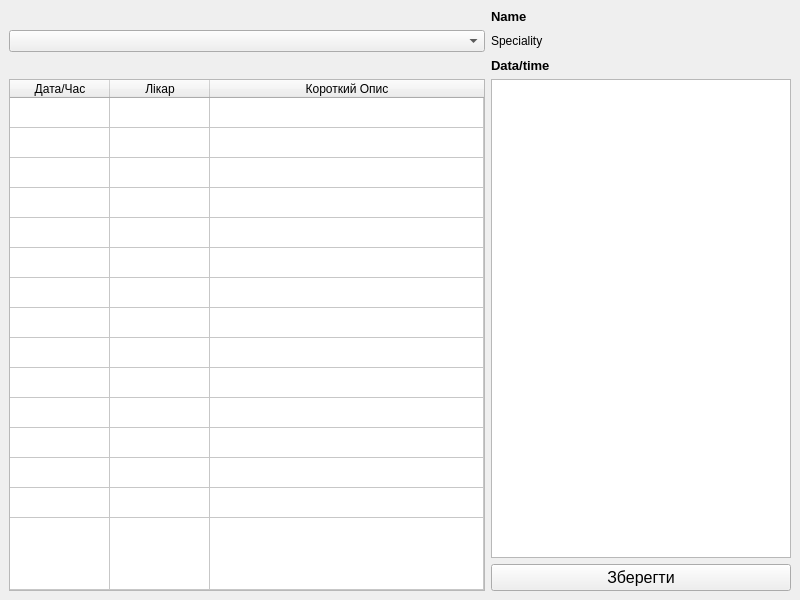
Old version of the form Courcework_18-19/MedicineCards/patientrecordswindow.ui in the repository MaksWellFine/OOP.
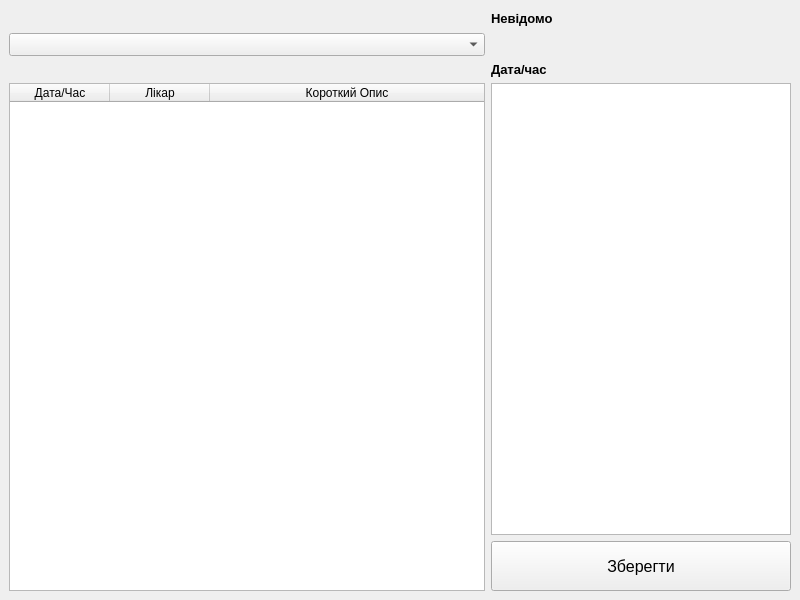
New version of the form.

Diff of the .ui file:
```diff
--- a/Courcework_18-19/MedicineCards/patientrecordswindow.ui
+++ b/Courcework_18-19/MedicineCards/patientrecordswindow.ui
@@ -23,18 +23,30 @@
         <height>16777215</height>
        </size>
       </property>
+      <property name="font">
+       <font>
+        <pointsize>10</pointsize>
+       </font>
+      </property>
+      <property name="html">
+       <string>&lt;!DOCTYPE HTML PUBLIC &quot;-//W3C//DTD HTML 4.0//EN&quot; &quot;http://www.w3.org/TR/REC-html40/strict.dtd&quot;&gt;
+&lt;html&gt;&lt;head&gt;&lt;meta name=&quot;qrichtext&quot; content=&quot;1&quot; /&gt;&lt;style type=&quot;text/css&quot;&gt;
+p, li { white-space: pre-wrap; }
+&lt;/style&gt;&lt;/head&gt;&lt;body style=&quot; font-family:'MS Shell Dlg 2'; font-size:10pt; font-weight:400; font-style:normal;&quot;&gt;
+&lt;p style=&quot;-qt-paragraph-type:empty; margin-top:0px; margin-bottom:0px; margin-left:0px; margin-right:0px; -qt-block-indent:0; text-indent:0px; font-size:7.8pt;&quot;&gt;&lt;br /&gt;&lt;/p&gt;&lt;/body&gt;&lt;/html&gt;</string>
+      </property>
      </widget>
     </item>
     <item row="3" column="0" rowspan="2">
      <widget class="QTableWidget" name="tableWidgetPatientRecords">
       <property name="rowCount">
-       <number>15</number>
+       <number>0</number>
       </property>
       <attribute name="horizontalHeaderCascadingSectionResizes">
        <bool>true</bool>
       </attribute>
       <attribute name="horizontalHeaderShowSortIndicator" stdset="0">
-       <bool>true</bool>
+       <bool>false</bool>
       </attribute>
       <attribute name="horizontalHeaderStretchLastSection">
        <bool>true</bool>
@@ -54,21 +66,6 @@
       <attribute name="verticalHeaderStretchLastSection">
        <bool>true</bool>
       </attribute>
-      <row/>
-      <row/>
-      <row/>
-      <row/>
-      <row/>
-      <row/>
-      <row/>
-      <row/>
-      <row/>
-      <row/>
-      <row/>
-      <row/>
-      <row/>
-      <row/>
-      <row/>
       <column>
        <property name="text">
         <string>Дата/Час</string>
@@ -87,7 +84,13 @@
      </widget>
     </item>
     <item row="4" column="1">
-     <widget class="QPushButton" name="btnAdd">
+     <widget class="QPushButton" name="btnSave">
+      <property name="minimumSize">
+       <size>
+        <width>0</width>
+        <height>50</height>
+       </size>
+      </property>
       <property name="font">
        <font>
         <pointsize>12</pointsize>
@@ -108,14 +111,14 @@
        </font>
       </property>
       <property name="text">
-       <string>Name</string>
+       <string>Невідомо</string>
       </property>
      </widget>
     </item>
     <item row="1" column="1">
      <widget class="QLabel" name="labelSpeciality">
       <property name="text">
-       <string>Speciality</string>
+       <string/>
       </property>
      </widget>
     </item>
@@ -129,12 +132,34 @@
        </font>
       </property>
       <property name="text">
-       <string>Data/time</string>
+       <string>Дата/час</string>
       </property>
      </widget>
     </item>
     <item row="1" column="0">
-     <widget class="QComboBox" name="comboBoxSpeiality"/>
+     <widget class="QComboBox" name="comboBoxSpeiality">
+      <property name="font">
+       <font>
+        <pointsize>10</pointsize>
+       </font>
+      </property>
+     </widget>
+    </item>
+    <item row="0" column="0">
+     <widget class="QLabel" name="labelPatient">
+      <property name="font">
+       <font>
+        <pointsize>12</pointsize>
+        <weight>75</weight>
+        <bold>true</bold>
+        <underline>true</underline>
+        <strikeout>false</strikeout>
+       </font>
+      </property>
+      <property name="text">
+       <string/>
+      </property>
+     </widget>
     </item>
    </layout>
   </widget>
```
Left out of the diff: 9 changed lines with no effect on the pictures.
